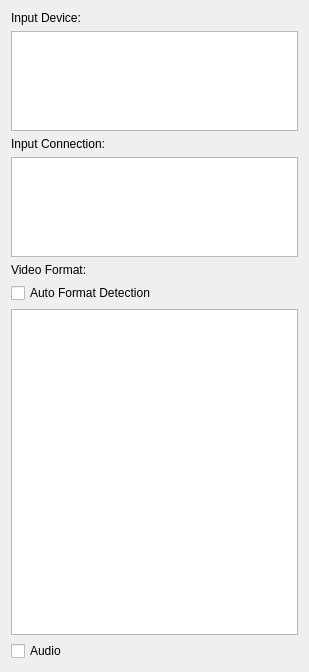
Old version of the form UIWidget.ui in the repository soramimi/DeckLinkCapture.
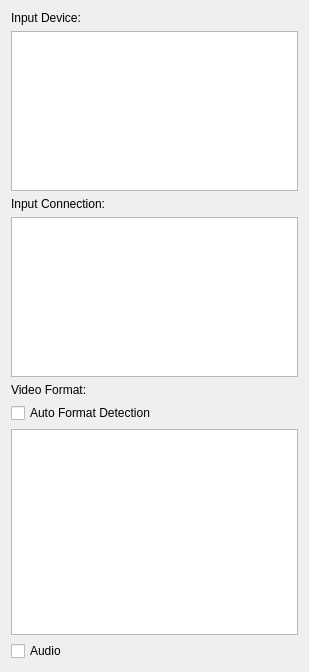
New version of the form.

What changed in the file:
```diff
--- a/UIWidget.ui
+++ b/UIWidget.ui
@@ -32,7 +32,7 @@
      <property name="maximumSize">
       <size>
        <width>16777215</width>
-       <height>100</height>
+       <height>160</height>
       </size>
      </property>
     </widget>
@@ -55,7 +55,7 @@
      <property name="maximumSize">
       <size>
        <width>16777215</width>
-       <height>100</height>
+       <height>160</height>
       </size>
      </property>
     </widget>
```
